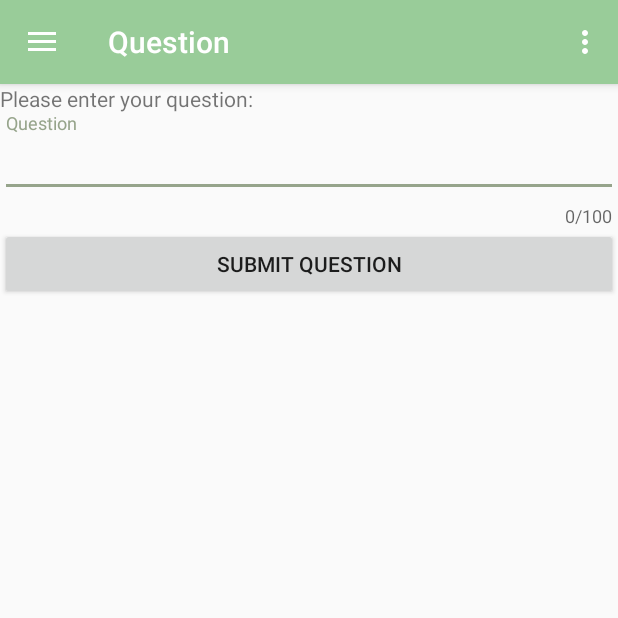
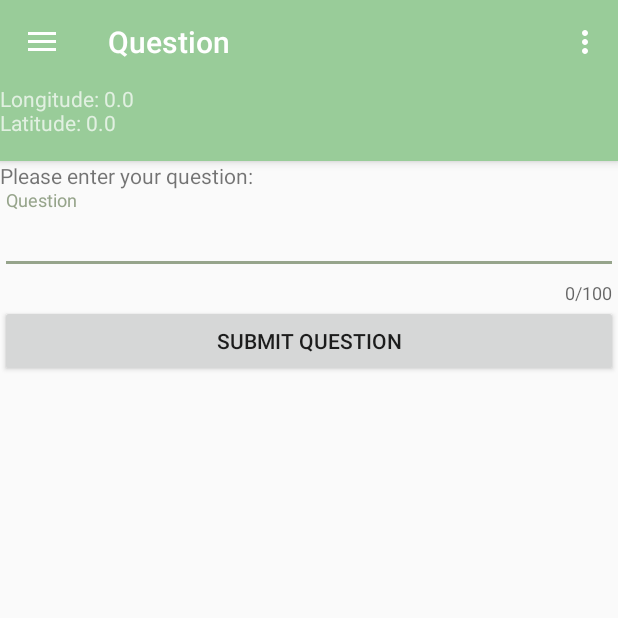
Before and after one commit to CharlotteYU/TeleMedicine, an Android app: the screen it shows after launch (MainActivity), in the side drawer, after a tap on "Question", on a phone screen of 412 x 824 dp, the top half of it. Run offline under Robolectric (Android 15) with nearby library versions, the phone set to English and light mode, and no system bars; our stand-ins replace navigation-ui; 2 statements that could not run were skipped.

Commit message:
get localisation (longitude and lantitude)

```diff
--- a/Navigator/app/src/main/AndroidManifest.xml
+++ b/Navigator/app/src/main/AndroidManifest.xml
@@ -4,6 +4,8 @@
 
     <uses-permission android:name="android.permission.INTERNET" />
     <uses-permission android:name="android.permission.ACCESS_NETWORK_STATE" />
+    <uses-permission android:name="android.permission.ACCESS_FINE_LOCATION"/>
+    <uses-permission android:name="android.permission.ACCESS_COARSE_LOCATION"/>
 
     <application
         android:allowBackup="true"
--- a/Navigator/app/src/main/java/com/example/navigater/MainActivity.java
+++ b/Navigator/app/src/main/java/com/example/navigater/MainActivity.java
@@ -1,13 +1,22 @@
 package com.example.navigater;
 
+import android.Manifest;
+import android.annotation.SuppressLint;
+import android.content.Context;
+import android.content.pm.PackageManager;
+import android.location.Location;
+import android.location.LocationListener;
+import android.location.LocationManager;
 import android.os.Bundle;
 import android.view.View;
 import android.view.Menu;
+import android.widget.TextView;
 
 import com.google.android.material.floatingactionbutton.FloatingActionButton;
 import com.google.android.material.snackbar.Snackbar;
 import com.google.android.material.navigation.NavigationView;
 
+import androidx.core.app.ActivityCompat;
 import androidx.navigation.NavController;
 import androidx.navigation.Navigation;
 import androidx.navigation.ui.AppBarConfiguration;
@@ -16,9 +25,11 @@ import androidx.drawerlayout.widget.DrawerLayout;
 import androidx.appcompat.app.AppCompatActivity;
 import androidx.appcompat.widget.Toolbar;
 
-public class MainActivity extends AppCompatActivity {
+public class MainActivity extends AppCompatActivity implements LocationListener {
 
     private AppBarConfiguration mAppBarConfiguration;
+    private TextView textView;
+    private LocationManager locationManager;
 
     @Override
     protected void onCreate(Bundle savedInstanceState) {
@@ -26,25 +37,34 @@ public class MainActivity extends AppCompatActivity {
         setContentView(R.layout.activity_main);
         Toolbar toolbar = findViewById(R.id.toolbar);
         setSupportActionBar(toolbar);
-        //FloatingActionButton fab = findViewById(R.id.fab);
-/*        fab.setOnClickListener(new View.OnClickListener() {
-            @Override
-            public void onClick(View view) {
-                Snackbar.make(view, "Replace with your own action", Snackbar.LENGTH_LONG)
-                        .setAction("Action", null).show();
-            }
-        });*/
+
         DrawerLayout drawer = findViewById(R.id.drawer_layout);
         NavigationView navigationView = findViewById(R.id.nav_view);
         // Passing each menu ID as a set of Ids because each
         // menu should be considered as top level destinations.
         mAppBarConfiguration = new AppBarConfiguration.Builder(
-                R.id.nav_home, R.id.nav_gallery, R.id.nav_slideshow,R.id.nav_medicine,R.id.nav_question)
+                R.id.nav_home, R.id.nav_gallery, R.id.nav_slideshow, R.id.nav_medicine, R.id.nav_question)
                 .setDrawerLayout(drawer)
                 .build();
         NavController navController = Navigation.findNavController(this, R.id.nav_host_fragment);
         NavigationUI.setupActionBarWithNavController(this, navController, mAppBarConfiguration);
         NavigationUI.setupWithNavController(navigationView, navController);
+
+        textView = (TextView) findViewById(R.id.id_textview);
+        locationManager = (LocationManager) getSystemService(Context.LOCATION_SERVICE);
+
+        if (ActivityCompat.checkSelfPermission(this, Manifest.permission.ACCESS_FINE_LOCATION) != PackageManager.PERMISSION_GRANTED && ActivityCompat.checkSelfPermission(this, Manifest.permission.ACCESS_COARSE_LOCATION) != PackageManager.PERMISSION_GRANTED) {
+            // TODO: Consider calling
+            //    ActivityCompat#requestPermissions
+            // here to request the missing permissions, and then overriding
+            //   public void onRequestPermissionsResult(int requestCode, String[] permissions,
+            //                                          int[] grantResults)
+            // to handle the case where the user grants the permission. See the documentation
+            // for ActivityCompat#requestPermissions for more details.
+            return;
+        }
+        Location location = locationManager.getLastKnownLocation(locationManager.NETWORK_PROVIDER);
+        onLocationChanged(location);
     }
 
     @Override
@@ -62,4 +82,26 @@ public class MainActivity extends AppCompatActivity {
     }
 
 
+    @Override
+    public void onLocationChanged(Location location) {
+        double longitude = location.getLongitude();
+        double latitude = location.getLatitude();
+        textView.setText("Longitude: "+ longitude+"\n"+"Latitude: "+latitude);
+
+    }
+
+    @Override
+    public void onStatusChanged(String provider, int status, Bundle extras) {
+
+    }
+
+    @Override
+    public void onProviderEnabled(String provider) {
+
+    }
+
+    @Override
+    public void onProviderDisabled(String provider) {
+
+    }
 }
--- a/Navigator/app/src/main/java/com/example/navigater/ui/home/HomeFragment.java
+++ b/Navigator/app/src/main/java/com/example/navigater/ui/home/HomeFragment.java
@@ -1,6 +1,15 @@
 package com.example.navigater.ui.home;
 
+import android.Manifest;
+import android.annotation.SuppressLint;
+import android.content.Context;
+import android.content.pm.PackageManager;
+import android.location.Location;
+import android.location.LocationListener;
+import android.location.LocationManager;
+import android.os.Build;
 import android.os.Bundle;
+import android.view.ContextMenu;
 import android.view.LayoutInflater;
 import android.view.View;
 import android.view.ViewGroup;
@@ -8,21 +17,30 @@ import android.widget.TextView;
 
 import androidx.annotation.NonNull;
 import androidx.annotation.Nullable;
+import androidx.annotation.RequiresApi;
+import androidx.core.app.ActivityCompat;
 import androidx.fragment.app.Fragment;
 import androidx.lifecycle.Observer;
 import androidx.lifecycle.ViewModelProviders;
 
 import com.example.navigater.R;
 
+import java.util.Objects;
+
 public class HomeFragment extends Fragment {
 
     private HomeViewModel homeViewModel;
 
+
+    @RequiresApi(api = Build.VERSION_CODES.KITKAT)
     public View onCreateView(@NonNull LayoutInflater inflater,
                              ViewGroup container, Bundle savedInstanceState) {
         homeViewModel =
                 ViewModelProviders.of(this).get(HomeViewModel.class);
         View root = inflater.inflate(R.layout.fragment_home, container, false);
+
+
         return root;
     }
+
 }
--- a/Navigator/app/src/main/res/layout/app_bar_main.xml
+++ b/Navigator/app/src/main/res/layout/app_bar_main.xml
@@ -5,6 +5,8 @@
     android:layout_width="match_parent"
     android:layout_height="match_parent"
     tools:context=".MainActivity">
+
+
 
     <com.google.android.material.appbar.AppBarLayout
         android:layout_width="match_parent"
@@ -17,9 +19,16 @@
             android:layout_height="?attr/actionBarSize"
             android:background="?attr/colorPrimary"
             app:popupTheme="@style/AppTheme.PopupOverlay" />
+        <TextView
+            android:id="@+id/id_textview"
+            android:layout_width="278dp"
+            android:layout_height="51dp"
+            />
 
     </com.google.android.material.appbar.AppBarLayout>
 
     <include layout="@layout/content_main" />
 
+
+
 </androidx.coordinatorlayout.widget.CoordinatorLayout>
--- a/Navigator/app/src/main/res/layout/fragment_home.xml
+++ b/Navigator/app/src/main/res/layout/fragment_home.xml
@@ -89,4 +89,6 @@
         app:layout_constraintTop_toTopOf="parent"
         app:srcCompat="@mipmap/ic_launcher_round" />
 
+
+
 </androidx.constraintlayout.widget.ConstraintLayout>
```
